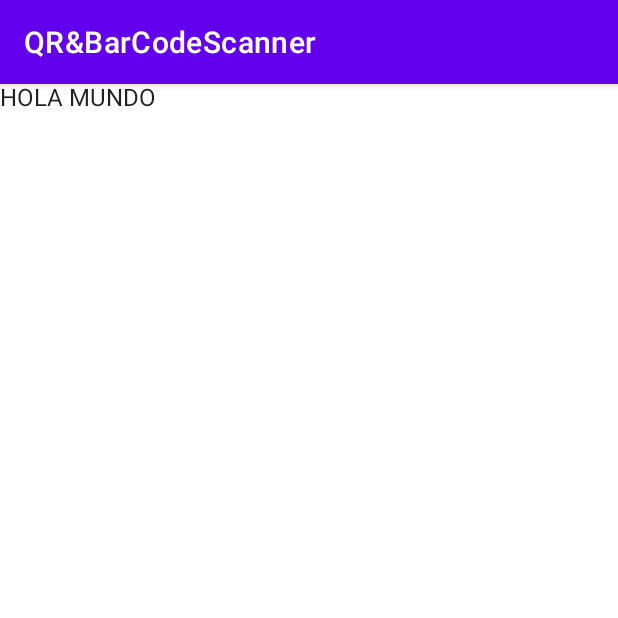
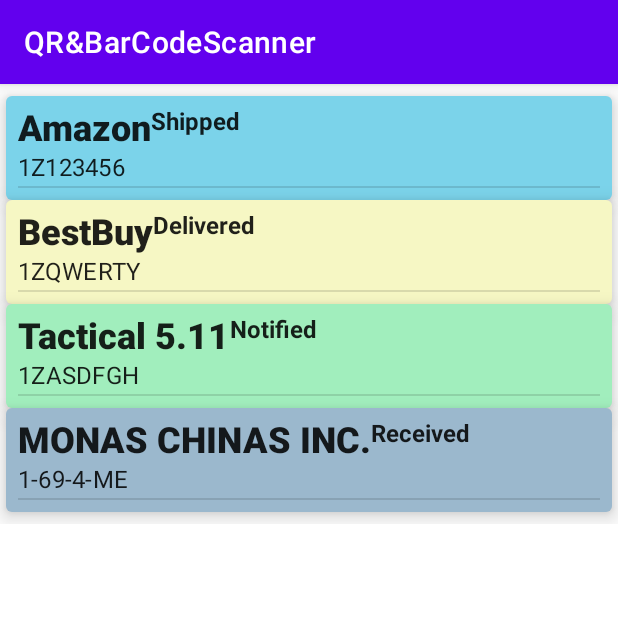
Before and after one commit to devfluna/QRandBarCodeScanner, an Android app built with Jetpack Compose: the screen it shows after launch (MainActivity), on a phone screen of 412 x 824 dp, the top half of it. Run offline under Robolectric (Android 15) with nearby library versions, the phone set to English and light mode, and no system bars; our stand-ins replace Dagger/Hilt's generated code, livedata-compose.

Commit message:
Create PackagesScreen composable and LazyColumn

```diff
--- a/app/build.gradle
+++ b/app/build.gradle
@@ -60,10 +60,15 @@ dependencies {
     implementation 'androidx.appcompat:appcompat:1.6.1'
     implementation 'com.google.android.material:material:1.11.0'
     implementation 'androidx.constraintlayout:constraintlayout:2.1.4'
+
+    // Compose
     implementation 'androidx.activity:activity-compose:1.3.1'
     implementation "androidx.compose.ui:ui:$compose_ui_version"
     implementation "androidx.compose.ui:ui-tooling-preview:$compose_ui_version"
     implementation 'androidx.compose.material:material:1.1.1'
+
+    implementation "androidx.compose.runtime:runtime-livedata:$compose_ui_version"
+
     testImplementation 'junit:junit:4.13.2'
     androidTestImplementation 'androidx.test.ext:junit:1.1.5'
     androidTestImplementation 'androidx.test.espresso:espresso-core:3.5.1'
--- /dev/null
+++ b/app/src/main/java/com/learning/qrbarcodescanner/data/database/DataDeliveryStatus.kt
@@ -0,0 +1,5 @@
+package com.learning.qrbarcodescanner.data.database
+
+enum class DataDeliveryStatus {
+    SHIPPED, DELIVERED, NOTIFIED, RECEIVED
+}
--- a/app/src/main/java/com/learning/qrbarcodescanner/data/database/PackageDeliveryEntity.kt
+++ b/app/src/main/java/com/learning/qrbarcodescanner/data/database/PackageDeliveryEntity.kt
@@ -6,9 +6,8 @@ import androidx.room.PrimaryKey
 @Entity(tableName = "package_entity")
 data class PackageDeliveryEntity(
     @PrimaryKey(autoGenerate = true)
-    val id: Int = 0,
+    val id: Int = 1,
     val itemName: String,
     val trackingNumber: String,
-    val status: Int,
-    val isRegistered: Boolean
+    val status: DataDeliveryStatus,
 )
--- a/app/src/main/java/com/learning/qrbarcodescanner/ui/MainActivity.kt
+++ b/app/src/main/java/com/learning/qrbarcodescanner/ui/MainActivity.kt
@@ -1,23 +1,19 @@
 package com.learning.qrbarcodescanner.ui
 
 import android.content.Intent
-import androidx.appcompat.app.AppCompatActivity
 import android.os.Bundle
 import android.util.Log
 import androidx.activity.compose.setContent
 import androidx.activity.viewModels
-import androidx.compose.foundation.layout.fillMaxSize
-import androidx.compose.material.MaterialTheme
-import androidx.compose.material.Surface
-import androidx.compose.material.Text
+import androidx.appcompat.app.AppCompatActivity
 import androidx.compose.runtime.getValue
-import androidx.compose.runtime.mutableStateOf
+import androidx.compose.runtime.livedata.observeAsState
 import androidx.compose.runtime.remember
-import androidx.compose.runtime.setValue
-import androidx.compose.ui.Modifier
 import com.learning.qrbarcodescanner.databinding.ActivityMainBinding
+import com.learning.qrbarcodescanner.ui.screen.PackagesScreen
 import com.learning.qrbarcodescanner.ui.theme.QRBarCodeScannerTheme
 import com.learning.qrbarcodescanner.ui.viewmodel.PackagesViewModel
+import com.learning.qrbarcodescanner.utils.FakePackageList
 import dagger.hilt.android.AndroidEntryPoint
 
 @AndroidEntryPoint
@@ -34,24 +30,8 @@ class MainActivity : AppCompatActivity() {
         super.onCreate(savedInstanceState)
         setContent {
             QRBarCodeScannerTheme {
-
-                Surface(
-                    modifier = Modifier.fillMaxSize(),
-                    color = MaterialTheme.colors.background
-                ) {
-                    var resultState by remember { mutableStateOf("") }
-                    Text(text = "HOLA MUNDO")
-
-                    val resultIntent = intent.getStringExtra(RESULT_KEY)
-
-                    if (resultIntent != null) {
-                        Log.v("SEEKER", resultIntent.toString())
-                        resultState = resultIntent.toString()
-                    }
-                }
+                PackagesScreen(packageList = FakePackageList, onStatusChanged = {})
             }
-
-
         }
     }
 
@@ -59,4 +39,13 @@ class MainActivity : AppCompatActivity() {
         val intent = Intent(applicationContext, ScanActivity::class.java)
         startActivity(intent)
     }
+
+    private fun checkForChanges() {
+        val resultIntent = intent.getStringExtra(RESULT_KEY)
+
+        if (resultIntent != null) {
+            Log.v("SEEKER", resultIntent.toString())
+//            resultState = resultIntent.toString()
+        }
+    }
 }
--- /dev/null
+++ b/app/src/main/java/com/learning/qrbarcodescanner/ui/model/DeliveryStatus.kt
@@ -0,0 +1,10 @@
+package com.learning.qrbarcodescanner.ui.model
+
+import androidx.compose.ui.graphics.Color
+
+sealed class DeliveryStatus(val color: Color = Color.Red) {
+    class Shipped : DeliveryStatus(color = Color(0xFF7BD3EA))
+    class Delivered : DeliveryStatus(color = Color(0xFFF6F7C4))
+    class Notified : DeliveryStatus(color = Color(0xFFA1EEBD))
+    class Received : DeliveryStatus(color = Color(0xFF9BB8CD))
+}
--- /dev/null
+++ b/app/src/main/java/com/learning/qrbarcodescanner/ui/model/PackageDelivery.kt
@@ -0,0 +1,9 @@
+package com.learning.qrbarcodescanner.ui.model
+
+
+data class PackageDelivery(
+    val id: Int = 0,
+    val itemName: String,
+    val trackingNumber: String,
+    val status: DeliveryStatus,
+)
--- /dev/null
+++ b/app/src/main/java/com/learning/qrbarcodescanner/ui/screen/PackageCard.kt
@@ -0,0 +1,116 @@
+package com.learning.qrbarcodescanner.ui.screen
+
+import androidx.compose.animation.AnimatedVisibility
+import androidx.compose.foundation.background
+import androidx.compose.foundation.clickable
+import androidx.compose.foundation.layout.*
+import androidx.compose.foundation.shape.CircleShape
+import androidx.compose.material.Card
+import androidx.compose.material.Divider
+import androidx.compose.material.MaterialTheme
+import androidx.compose.material.Text
+import androidx.compose.runtime.*
+import androidx.compose.ui.Modifier
+import androidx.compose.ui.draw.clip
+import androidx.compose.ui.graphics.Color
+import androidx.compose.ui.text.font.FontWeight
+import androidx.compose.ui.tooling.preview.Preview
+import androidx.compose.ui.unit.dp
+import com.learning.qrbarcodescanner.utils.FakePackageList
+import com.learning.qrbarcodescanner.utils.getStatusName
+import com.learning.qrbarcodescanner.ui.model.DeliveryStatus
+import com.learning.qrbarcodescanner.ui.model.PackageDelivery
+import com.learning.qrbarcodescanner.ui.theme.SelectedStatusColor
+
+@Composable
+fun PackageCard(
+    modifier: Modifier = Modifier,
+    packageDelivery: PackageDelivery,
+    onStatusSelected: (DeliveryStatus) -> Unit
+) {
+    var areOptionsVisible by remember { mutableStateOf(false) }
+
+    Card(
+        elevation = 8.dp,
+        backgroundColor = packageDelivery.status.color,
+        modifier = Modifier.clickable { areOptionsVisible = !areOptionsVisible }
+    ) {
+        Column(modifier = modifier.padding(8.dp)) {
+            Row(horizontalArrangement = Arrangement.SpaceBetween, modifier = modifier) {
+                Text(
+                    text = packageDelivery.itemName,
+                    fontSize = MaterialTheme.typography.h5.fontSize,
+                    fontWeight = FontWeight.ExtraBold
+                )
+                Text(
+                    text = packageDelivery.status.getStatusName(),
+                    fontWeight = FontWeight.Bold
+                )
+            }
+
+            Text(text = packageDelivery.trackingNumber, style = MaterialTheme.typography.subtitle1)
+
+            Divider()
+
+            AnimatedVisibility(visible = areOptionsVisible) {
+                StatusSelection(
+                    status = packageDelivery.status,
+                    modifier = modifier,
+                    onStatusSelection = { status -> onStatusSelected(status) }
+                )
+            }
+        }
+    }
+}
+
+@Composable
+fun StatusSelection(
+    status: DeliveryStatus,
+    modifier: Modifier = Modifier,
+    onStatusSelection: (DeliveryStatus) -> Unit
+) {
+    Row(modifier = modifier.padding(8.dp), horizontalArrangement = Arrangement.SpaceAround) {
+        StatusChip(
+            status = DeliveryStatus.Shipped(),
+            color = if (status is DeliveryStatus.Shipped) SelectedStatusColor else Color.Transparent,
+            onClick = onStatusSelection
+        )
+        StatusChip(
+            status = DeliveryStatus.Delivered(),
+            color = if (status is DeliveryStatus.Delivered) SelectedStatusColor else Color.Transparent,
+            onClick = onStatusSelection
+        )
+        StatusChip(
+            status = DeliveryStatus.Notified(),
+            color = if (status is DeliveryStatus.Notified) SelectedStatusColor else Color.Transparent,
+            onClick = onStatusSelection
+        )
+
+        StatusChip(
+            status = DeliveryStatus.Received(),
+            color = if (status is DeliveryStatus.Received) SelectedStatusColor else Color.Transparent,
+            onClick = onStatusSelection
+        )
+    }
+}
+
+@Composable
+fun StatusChip(status: DeliveryStatus, color: Color, onClick: (DeliveryStatus) -> Unit) {
+    val chipName = status.getStatusName()
+
+    Text(text = chipName, modifier = Modifier
+        .clip(CircleShape)
+        .clickable { onClick(status) }
+        .background(color)
+        .padding(4.dp))
+}
+
+@Preview
+@Composable
+fun PackageCardPreview() {
+    PackageCard(
+        modifier = Modifier.fillMaxWidth(),
+        packageDelivery = FakePackageList.first(),
+        onStatusSelected = {}
+    )
+}
--- /dev/null
+++ b/app/src/main/java/com/learning/qrbarcodescanner/ui/screen/PackagesScreen.kt
@@ -0,0 +1,43 @@
+package com.learning.qrbarcodescanner.ui.screen
+
+import androidx.compose.foundation.layout.PaddingValues
+import androidx.compose.foundation.layout.fillMaxSize
+import androidx.compose.foundation.lazy.LazyColumn
+import androidx.compose.foundation.lazy.items
+import androidx.compose.material.MaterialTheme
+import androidx.compose.material.Surface
+import androidx.compose.runtime.Composable
+import androidx.compose.ui.Modifier
+import androidx.compose.ui.tooling.preview.Preview
+import androidx.compose.ui.unit.dp
+import com.learning.qrbarcodescanner.utils.FakePackageList
+import com.learning.qrbarcodescanner.ui.model.PackageDelivery
+
+@Composable
+fun PackagesScreen(
+    packageList: List<PackageDelivery>,
+    modifier: Modifier = Modifier,
+    onStatusChanged: (PackageDelivery) -> Unit
+) {
+    Surface(modifier = modifier, color = MaterialTheme.colors.background) {
+        LazyColumn(
+            contentPadding = PaddingValues(horizontal = 4.dp, vertical = 8.dp)
+        ) {
+            items(items = packageList, key = { it.id }) { singlePackage ->
+                PackageCard(
+                    modifier = modifier,
+                    packageDelivery = singlePackage,
+                    onStatusSelected = { status -> onStatusChanged(singlePackage.copy(status = status)) })
+            }
+        }
+    }
+}
+
+@Preview
+@Composable
+fun PackagesScreenPreview() {
+    PackagesScreen(
+        modifier = Modifier.fillMaxSize(),
+        packageList = FakePackageList
+    ) {}
+}
--- a/app/src/main/java/com/learning/qrbarcodescanner/ui/theme/Color.kt
+++ b/app/src/main/java/com/learning/qrbarcodescanner/ui/theme/Color.kt
@@ -6,3 +6,4 @@ val Purple200 = Color(0xFFBB86FC)
 val Purple500 = Color(0xFF6200EE)
 val Purple700 = Color(0xFF3700B3)
 val Teal200 = Color(0xFF03DAC5)
+val SelectedStatusColor = Color.White
--- /dev/null
+++ b/app/src/main/java/com/learning/qrbarcodescanner/utils/Utils.kt
@@ -0,0 +1,46 @@
+package com.learning.qrbarcodescanner.utils
+
+import com.learning.qrbarcodescanner.ui.model.DeliveryStatus
+import com.learning.qrbarcodescanner.data.database.DataDeliveryStatus
+import com.learning.qrbarcodescanner.ui.model.PackageDelivery
+
+fun DeliveryStatus.getStatusName(): String = when (this) {
+    is DeliveryStatus.Delivered -> "Delivered"
+    is DeliveryStatus.Notified -> "Notified"
+    is DeliveryStatus.Received -> "Received"
+    is DeliveryStatus.Shipped -> "Shipped"
+}
+
+fun DeliveryStatus.toEnum(): DataDeliveryStatus = when (this) {
+    is DeliveryStatus.Shipped -> DataDeliveryStatus.SHIPPED
+    is DeliveryStatus.Delivered -> DataDeliveryStatus.DELIVERED
+    is DeliveryStatus.Notified -> DataDeliveryStatus.NOTIFIED
+    is DeliveryStatus.Received -> DataDeliveryStatus.RECEIVED
+}
+
+val FakePackageList = listOf(
+    PackageDelivery(
+        1,
+        "Amazon",
+        "1Z123456",
+        DeliveryStatus.Shipped()
+    ),
+    PackageDelivery(
+        2,
+        "BestBuy",
+        "1ZQWERTY",
+        DeliveryStatus.Delivered()
+    ),
+    PackageDelivery(
+        3,
+        "Tactical 5.11",
+        "1ZASDFGH",
+        DeliveryStatus.Notified()
+    ),
+    PackageDelivery(
+        4,
+        "MONAS CHINAS INC.",
+        "1-69-4-ME",
+        DeliveryStatus.Received()
+    )
+)
```
